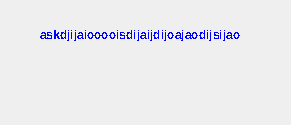
pjhcsmallwhite1211/DesktopPet, file speak_box.ui: the form before one commit.
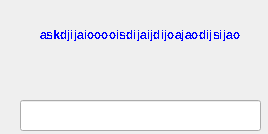
The form after the commit. Icons and pictures are not drawn.

Diff of the .ui file:
```diff
--- a/speak_box.ui
+++ b/speak_box.ui
@@ -6,8 +6,8 @@
    <rect>
     <x>0</x>
     <y>0</y>
-    <width>291</width>
-    <height>125</height>
+    <width>268</width>
+    <height>134</height>
    </rect>
   </property>
   <property name="windowTitle">
@@ -109,6 +109,16 @@
     <bool>true</bool>
    </property>
   </widget>
+  <widget class="QLineEdit" name="textEdit">
+   <property name="geometry">
+    <rect>
+     <x>20</x>
+     <y>100</y>
+     <width>241</width>
+     <height>31</height>
+    </rect>
+   </property>
+  </widget>
  </widget>
  <resources>
   <include location="resources/test.qrc"/>
```
Left out of the diff: 1 changed line with no effect on the pictures.
